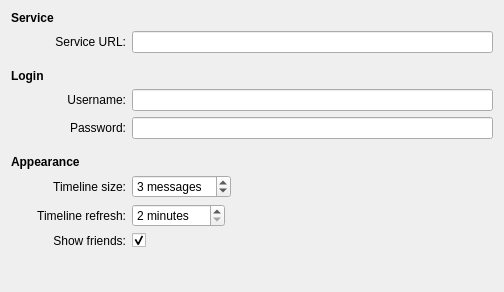
First picture: the form in applets/twitter/configuration.ui, repository KDE/kdeplasma-addons, before the edit.
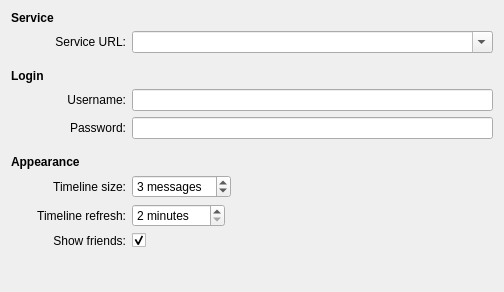
Second picture: the form after the edit. Custom widgets are drawn as their Qt base class.

Commit message: Using a KComboBox instead of a QLineEdit.

Patch:
```diff
--- a/applets/twitter/configuration.ui
+++ b/applets/twitter/configuration.ui
@@ -223,9 +223,6 @@
    <item row="4" column="2" >
     <widget class="QLineEdit" name="usernameEdit" />
    </item>
-   <item row="1" column="2" >
-    <widget class="QLineEdit" name="serviceUrlEdit" />
-   </item>
    <item row="1" column="1" >
     <widget class="QLabel" name="label_9" >
      <property name="text" >
@@ -255,8 +252,22 @@
      </property>
     </spacer>
    </item>
+   <item row="1" column="2" >
+    <widget class="KComboBox" name="serviceUrlCombo" >
+     <property name="editable" >
+      <bool>true</bool>
+     </property>
+    </widget>
+   </item>
   </layout>
  </widget>
+ <customwidgets>
+  <customwidget>
+   <class>KComboBox</class>
+   <extends>QComboBox</extends>
+   <header>kcombobox.h</header>
+  </customwidget>
+ </customwidgets>
  <tabstops>
   <tabstop>serviceUrlEdit</tabstop>
   <tabstop>usernameEdit</tabstop>
```
The commit also changes 1 other file.
